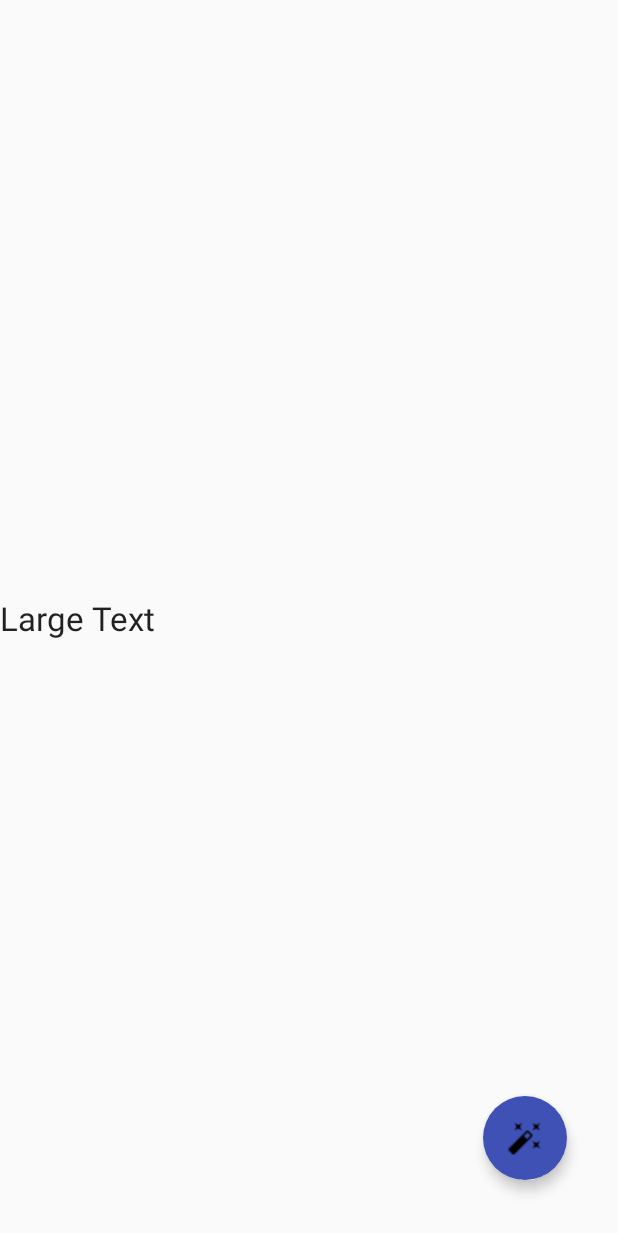
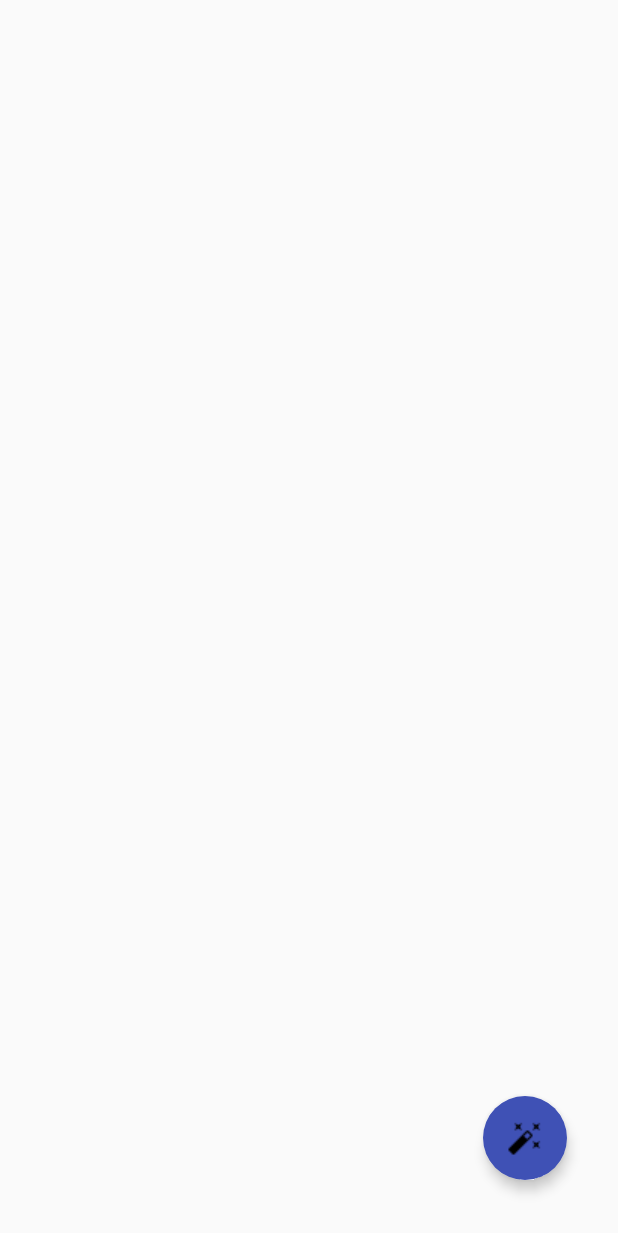
Before and after one commit to raaghulrdeveloper/Money, an Android app: the layout activity_second.xml on its own in the app's theme, with its tools: preview values and no code run, on a phone screen of 412 x 824 dp. Shown: the top 1233 px of the screen. Run offline under Robolectric (Android 15) with nearby library versions, the phone set to English and light mode, and no system bars.

Commit message:
Second Page -- Design Ok

```diff
--- a/app/src/main/res/layout/second.xml
+++ b/app/src/main/res/layout/activity_second.xml
@@ -1,16 +1,15 @@
 <?xml version="1.0" encoding="utf-8"?>
 <RelativeLayout xmlns:android="http://schemas.android.com/apk/res/android"
     xmlns:app="http://schemas.android.com/apk/res-auto"
-    android:layout_width="match_parent" android:layout_height="match_parent">
+    android:layout_width="match_parent" android:layout_height="match_parent"><![CDATA[
 
-    <TextView
-        android:layout_width="wrap_content"
-        android:layout_height="wrap_content"
-        android:textAppearance="?android:attr/textAppearanceLarge"
-        android:text="Large Text"
-        android:id="@+id/textView"
-        android:layout_centerVertical="true"
-        android:layout_alignParentStart="true" />
+    android:textAppearance="?android:attr/textAppearanceLarge"
+    android:text="Large Text"
+    android:id="@+id/textView"
+    android:layout_centerVertical="true"
+    android:layout_alignParentStart="true" />
+    ]]>
+
     <android.support.design.widget.FloatingActionButton
         android:id="@+id/myFAB"
         android:layout_width="64dp"
```
